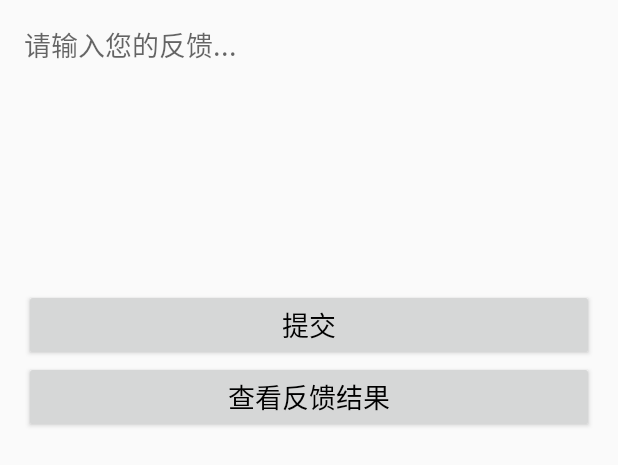
After one commit to zyhSDU/SmartSchool, an Android app: the layout ac_report.xml on its own in the app's theme, with its tools: preview values and no code run, on a phone screen of 412 x 824 dp. The commit adds this screen. Shown: the top 465 px of the screen. Run offline under Robolectric (Android 15) with nearby library versions, the phone set to English and light mode, and no system bars.

Commit message:
提交报修基本界面ok

```diff
--- a/app/src/main/java/com/example/administrator/smartschool/util/ViewHelper.kt
+++ b/app/src/main/java/com/example/administrator/smartschool/util/ViewHelper.kt
@@ -18,4 +18,9 @@ object ViewHelper {
         layoutParams.height = height
         layoutParams.width = width
     }
+    fun setViewVisibility(boolean: Boolean, vararg views: View) {
+        views.map {
+            it.visibility = if (boolean) View.VISIBLE else View.GONE
+        }
+    }
 }
--- /dev/null
+++ b/app/src/main/res/layout/ac_report.xml
@@ -0,0 +1,44 @@
+<?xml version="1.0" encoding="utf-8"?>
+<LinearLayout xmlns:android="http://schemas.android.com/apk/res/android"
+    android:layout_width="match_parent"
+    android:layout_height="match_parent"
+    android:orientation="vertical"
+    android:padding="16dp">
+
+    <EditText
+        android:id="@+id/et_report"
+        android:layout_width="match_parent"
+        android:layout_height="wrap_content"
+        android:background="@null"
+        android:gravity="start"
+        android:hint="请输入您的反馈..."
+        android:maxLines="8"
+        android:minLines="8" />
+
+    <Button
+        android:id="@+id/btn_report"
+        style="@style/a_text_black_18sp_center"
+        android:layout_width="match_parent"
+        android:layout_height="wrap_content"
+        android:text="提交" />
+
+    <Button
+        android:id="@+id/btn_back2report"
+        style="@style/a_text_black_18sp_center"
+        android:layout_width="match_parent"
+        android:layout_height="wrap_content"
+        android:text="返回填写报修信息"
+        android:visibility="gone" />
+
+    <Button
+        android:id="@+id/btn_show_report_list"
+        style="@style/a_text_black_18sp_center"
+        android:layout_width="match_parent"
+        android:layout_height="wrap_content"
+        android:text="查看反馈结果" />
+
+    <android.support.v7.widget.RecyclerView
+        android:id="@+id/rv_report"
+        android:layout_width="match_parent"
+        android:layout_height="match_parent" />
+</LinearLayout>
```
Also changed, not shown: app/src/main/AndroidManifest.xml (+5 -2 lines), app/src/main/java/com/example/administrator/smartschool/ui/ac/abac/BusAbAc.kt (+10 -3 lines), app/src/main/java/com/example/administrator/smartschool/ui/ac/abac/ReportAbAc.kt (added, +39 -0 lines), app/src/main/java/com/example/administrator/smartschool/ui/ac/ac/MainActivity.kt (+6 -2 lines), app/src/main/java/com/example/administrator/smartschool/ui/fragment/v4/BottomFragment1.kt (+10 -1 lines).
